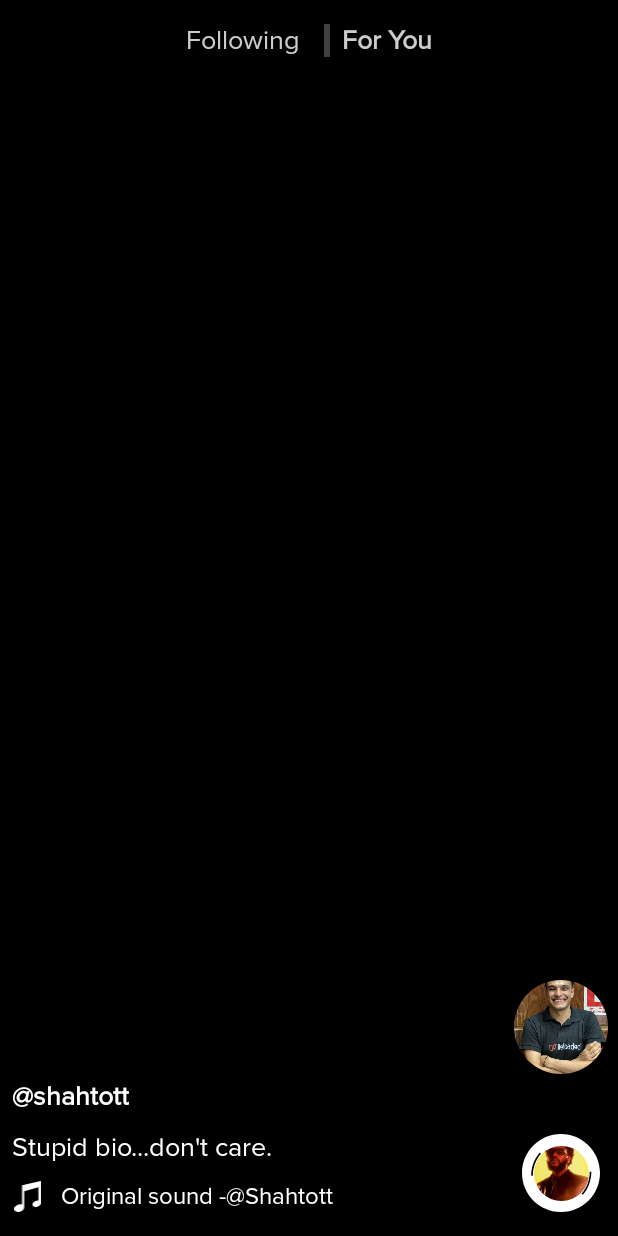
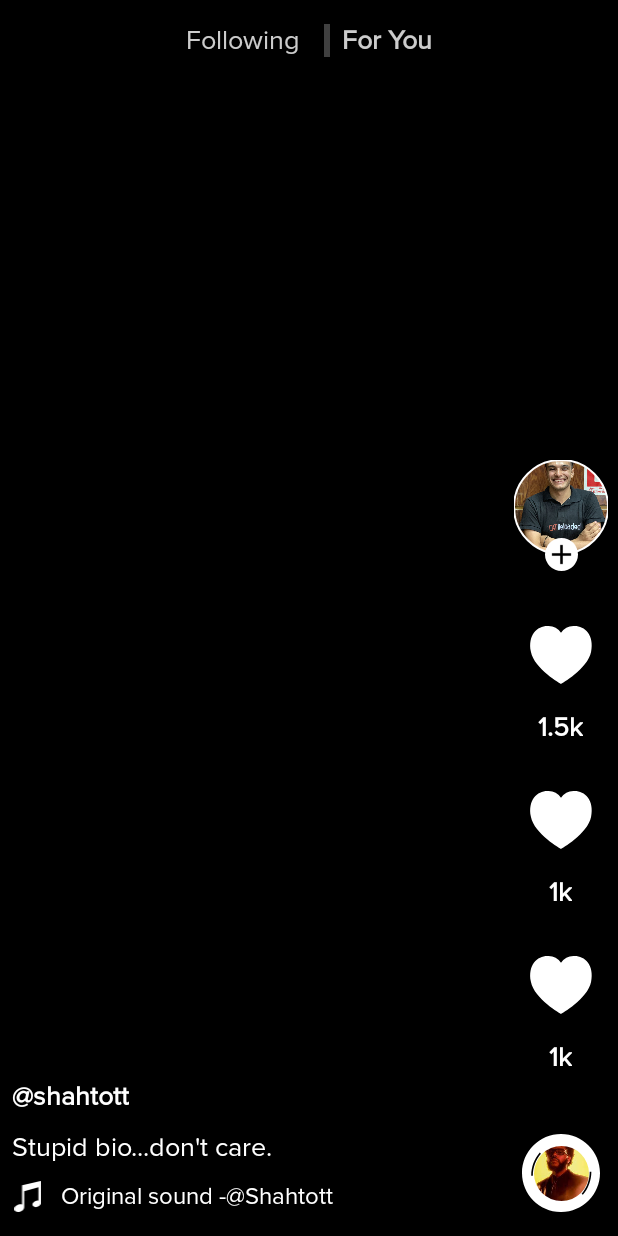
Before and after one commit to MahmoudElshahatt/Sh-Tiktok-clone, an Android app: the layout reel_item.xml on its own in the app's theme, with its tools: preview values and no code run, on a phone screen of 412 x 824 dp. Run offline under Robolectric (Android 15) with nearby library versions, the phone set to English and light mode, and no system bars.

Commit message:
design reel item

```diff
--- /dev/null
+++ b/app/src/main/res/drawable/ic_love.xml
@@ -0,0 +1,9 @@
+<vector xmlns:android="http://schemas.android.com/apk/res/android"
+    android:width="800dp"
+    android:height="800dp"
+    android:viewportWidth="24"
+    android:viewportHeight="24">
+  <path
+      android:pathData="M20.808,11.079C19.829,16.132 12,20.5 12,20.5s-7.829,-4.368 -8.808,-9.421C2.227,6.1 5.066,3.5 8,3.5a4.444,4.444 0,0 1,4 2,4.444 4.444,0 0,1 4,-2C18.934,3.5 21.773,6.1 20.808,11.079Z"
+      android:fillColor="@color/white"/>
+</vector>
--- a/app/src/main/res/layout/reel_item.xml
+++ b/app/src/main/res/layout/reel_item.xml
@@ -126,6 +126,7 @@
         android:layout_width="wrap_content"
         android:layout_height="wrap_content"
         android:layout_marginBottom="40dp"
+        android:gravity="center"
         android:orientation="vertical"
         app:layout_constraintBottom_toTopOf="@+id/imageView3"
         app:layout_constraintEnd_toEndOf="@+id/imageView3"
@@ -136,15 +137,75 @@
             android:layout_height="wrap_content">
 
             <com.google.android.material.imageview.ShapeableImageView
+                android:id="@+id/shapeableImageView2"
                 android:layout_width="@dimen/_48sdp"
                 android:layout_height="@dimen/_48sdp"
                 android:scaleType="centerCrop"
                 android:src="@drawable/img_profile"
-                app:layout_constraintBottom_toBottomOf="parent"
                 app:layout_constraintEnd_toEndOf="parent"
                 app:layout_constraintStart_toStartOf="parent"
                 app:layout_constraintTop_toTopOf="parent"
+                app:shapeAppearanceOverlay="@style/round50"
+                app:strokeColor="@color/white"
+                app:strokeWidth="1dp" />
+
+            <com.google.android.material.imageview.ShapeableImageView
+                android:layout_width="@dimen/_25sdp"
+                android:layout_height="@dimen/_25sdp"
+                android:background="@color/white"
+                android:padding="5dp"
+                android:scaleType="centerCrop"
+                android:src="@drawable/add"
+                app:layout_constraintBottom_toBottomOf="@+id/shapeableImageView2"
+                app:layout_constraintEnd_toEndOf="parent"
+                app:layout_constraintStart_toStartOf="@+id/shapeableImageView2"
+                app:layout_constraintTop_toBottomOf="@+id/shapeableImageView2"
                 app:shapeAppearanceOverlay="@style/round50" />
         </androidx.constraintlayout.widget.ConstraintLayout>
+
+        <ImageView
+            android:layout_width="@dimen/_42sdp"
+            android:layout_height="@dimen/_42sdp"
+            android:layout_marginTop="@dimen/_18sdp"
+            android:src="@drawable/ic_love" />
+
+        <TextView
+            android:layout_width="wrap_content"
+            android:layout_height="wrap_content"
+            android:layout_marginTop="10dp"
+            android:text="1.5k"
+            android:textColor="@color/white"
+            android:textSize="18sp"
+            android:textStyle="bold" />
+
+        <ImageView
+            android:layout_width="@dimen/_42sdp"
+            android:layout_height="@dimen/_42sdp"
+            android:layout_marginTop="@dimen/_18sdp"
+            android:src="@drawable/ic_love" />
+
+        <TextView
+            android:layout_width="wrap_content"
+            android:layout_height="wrap_content"
+            android:layout_marginTop="10dp"
+            android:text="1k"
+            android:textColor="@color/white"
+            android:textSize="18sp"
+            android:textStyle="bold" />
+
+        <ImageView
+            android:layout_width="@dimen/_42sdp"
+            android:layout_height="@dimen/_42sdp"
+            android:layout_marginTop="@dimen/_18sdp"
+            android:src="@drawable/ic_love" />
+
+        <TextView
+            android:layout_width="wrap_content"
+            android:layout_height="wrap_content"
+            android:layout_marginTop="10dp"
+            android:text="1k"
+            android:textColor="@color/white"
+            android:textSize="18sp"
+            android:textStyle="bold" />
     </LinearLayout>
 </androidx.constraintlayout.widget.ConstraintLayout>
```
